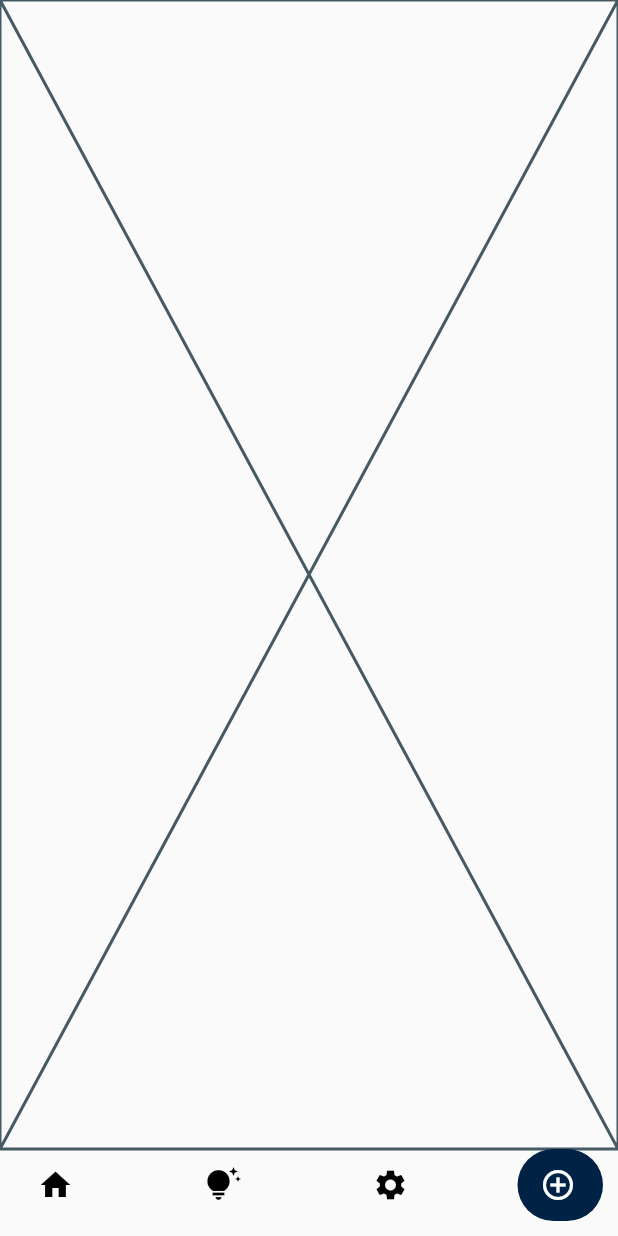
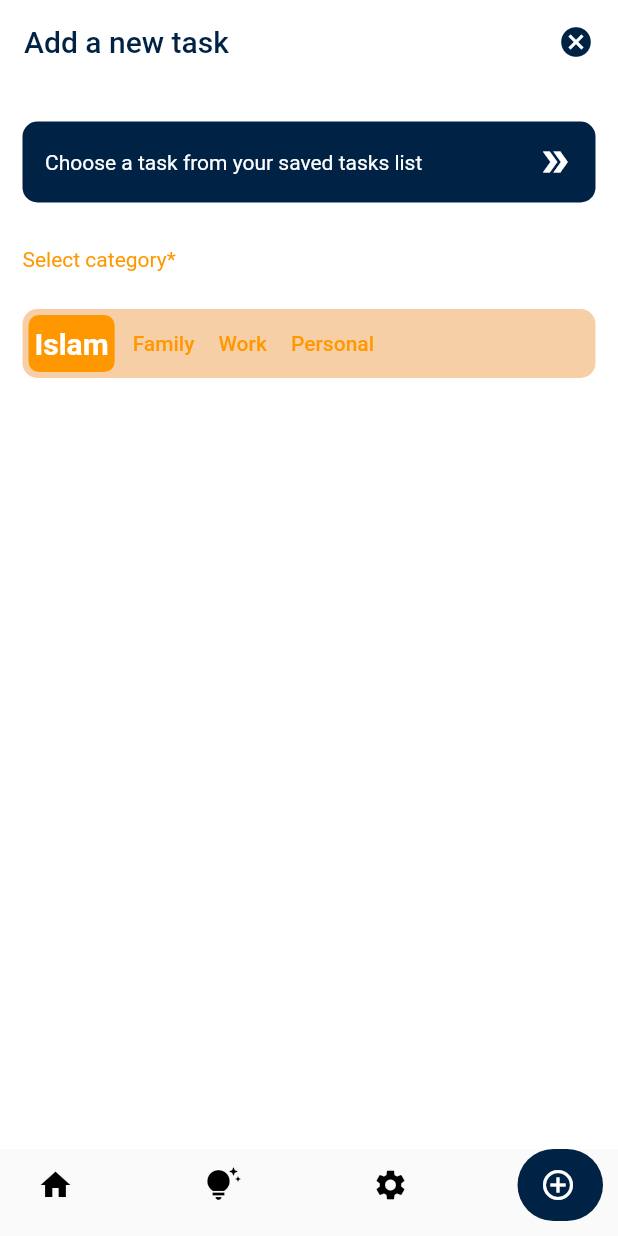
Before and after one commit to Shakhzod19980615/taskinator, a Flutter app: the screen it shows after launch, item 4 of the bottom bar chosen, on a phone screen of 412 x 824 dp. Run offline on Flutter 3.47's test engine with Material 2 defaults, Android fonts, the phone set to English and light mode, and no system bars; drawn by our look-alikes of buttons_tabbar, google_nav_bar; missing offline and left inert: flutter_timeline_calendar.

Commit message:
adding page

```diff
--- a/lib/screens/adding_page.dart
+++ b/lib/screens/adding_page.dart
@@ -1,4 +1,8 @@
+import 'package:buttons_tabbar/buttons_tabbar.dart';
 import 'package:flutter/cupertino.dart';
+import 'package:flutter/material.dart';
+
+import '../colors/colors.dart';
 
 class AddingPage extends StatefulWidget {
   const AddingPage({Key? key}) : super(key: key);
@@ -10,6 +14,79 @@ class AddingPage extends StatefulWidget {
 class _AddingPageState extends State<AddingPage> {
   @override
   Widget build(BuildContext context) {
-    return const Placeholder();
+    return Scaffold(
+      backgroundColor: bkground,
+      appBar: AppBar(
+        title: Row(
+          children: [
+            Text("Add a new task", style: TextStyle(fontSize: 20,color: bottomNav,fontWeight: FontWeight.w500),),
+            Spacer(),
+            Icon(Icons.cancel,color: bottomNav,)
+          ],
+        ),
+        elevation: 0,
+        backgroundColor: bkground,
+      ),
+      body:Container(
+        width: MediaQuery.of(context).size.width,
+        height: MediaQuery.of(context).size.height,
+        margin: EdgeInsets.only(left: 15,right: 15),
+
+        child: Column(
+          children: [
+            Container(
+              padding: EdgeInsets.symmetric(horizontal: 15,vertical: 15),
+              margin: EdgeInsets.only(top: 25,bottom: 30),
+              decoration: BoxDecoration(
+                  color: bottomNav,
+                  borderRadius: BorderRadius.circular(10)
+              ),
+              child: Row(
+                children: [
+                  Text("Choose a task from your saved tasks list", style: TextStyle(fontSize: 14, color: Colors.white),),
+                  Spacer(),
+                  Icon(Icons.double_arrow,color: Colors.white,)
+                ],
+              ),
+            ),
+            Align(
+                alignment: Alignment.centerLeft,
+                child: Text("Select category*", style: TextStyle(fontSize: 14,color: Colors.orange),)),
+            Container(
+
+              padding: EdgeInsets.only(left: 0),
+              margin: EdgeInsets.only(top: 25,bottom: 30),
+              decoration: BoxDecoration(
+                  color: Color(0xFFf7cfa6),
+                  borderRadius: BorderRadius.circular(10)
+              ),
+              child: DefaultTabController(
+                length: 4,
+                child: Row(
+                  children: <Widget>[
+                  ButtonsTabBar(
+                    backgroundColor: Colors.orange,
+                    unselectedBackgroundColor: Color(0xFFf7cfa6),
+                    unselectedBorderColor:  Color(0xFFf7cfa6),
+                    unselectedLabelStyle: TextStyle(color: Colors.orange),
+                    labelStyle:
+                    TextStyle(color: Colors.white,fontSize: 20, fontWeight: FontWeight.bold),
+                    tabs: [
+                      Tab(text: "Islam"),
+                      Tab(text: "Family"),
+                      Tab(text: "Work"),
+                      Tab(text: "Personal"),
+
+                  ],
+                ),
+              ]
+                ),
+            )
+
+            )
+          ],
+        ),
+      ),
+    );
   }
 }
--- a/pubspec.yaml
+++ b/pubspec.yaml
@@ -32,6 +32,7 @@ dependencies:
     sdk: flutter
   flutter_timeline_calendar: ^1.0.3
   google_nav_bar: ^5.0.6
+  buttons_tabbar: ^1.3.6
 
   # The following adds the Cupertino Icons font to your application.
   # Use with the CupertinoIcons class for iOS style icons.
```
Also changed, not shown: pubspec.lock.
